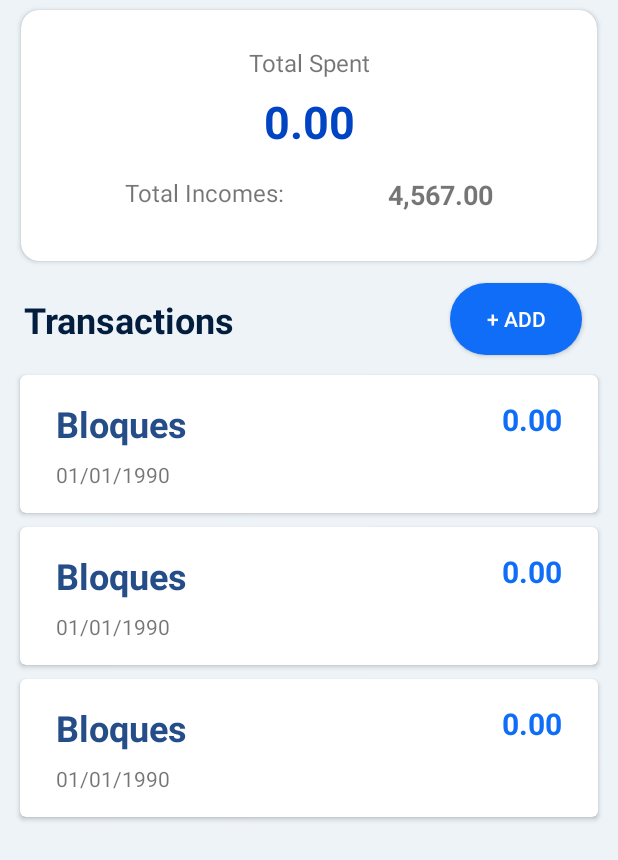
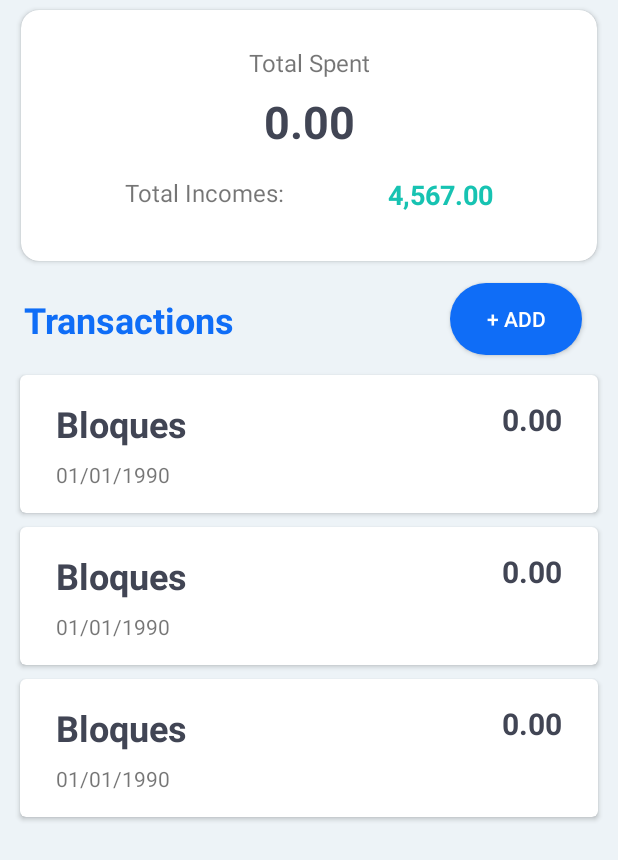
Before and after one commit to yimyDavid/ProjectManager, an Android app: the layout content_project_transactions.xml on its own in the app's theme, with its tools: preview values and no code run, on a phone screen of 412 x 824 dp. Shown: the top 860 px of the screen. Run offline under Robolectric (Android 15) with nearby library versions, the light colour scheme and no system bars.

Commit message:
Changed colors and added no trans text

```diff
--- a/app/src/main/res/layout/content_project_transactions.xml
+++ b/app/src/main/res/layout/content_project_transactions.xml
@@ -44,7 +44,7 @@
                 android:layout_height="wrap_content"
                 android:layout_marginTop="8dp"
                 android:text="@string/tv_amount"
-                android:textColor="@color/colorPrimaryDark"
+                android:textColor="@color/transaction_text"
                 android:textSize="30sp"
                 android:textStyle="bold"
                 app:layout_constraintEnd_toEndOf="parent"
@@ -68,6 +68,7 @@
                 android:layout_height="wrap_content"
                 android:layout_marginTop="16dp"
                 android:text="@string/tv_total_incomes"
+                android:textColor="@color/income_color"
                 android:textSize="18sp"
                 android:textStyle="bold"
                 app:layout_constraintEnd_toEndOf="parent"
@@ -82,10 +83,9 @@
         android:layout_width="wrap_content"
         android:layout_height="wrap_content"
         android:layout_marginStart="16dp"
-        android:layout_marginLeft="16dp"
         android:layout_marginTop="16dp"
         android:text="@string/lbl_transactions"
-        android:textColor="@color/project_title"
+        android:textColor="@color/colorPrimary"
         android:textSize="24sp"
         android:textStyle="bold"
         app:layout_constraintStart_toStartOf="parent"
@@ -97,7 +97,6 @@
         android:layout_height="wrap_content"
         android:layout_marginTop="8dp"
         android:layout_marginEnd="24dp"
-        android:layout_marginRight="24dp"
         android:background="@drawable/rectangle"
         android:paddingLeft="24dp"
         android:paddingRight="24dp"
@@ -105,6 +104,17 @@
         android:textColor="@android:color/background_light"
         app:layout_constraintEnd_toEndOf="parent"
         app:layout_constraintTop_toBottomOf="@+id/cvSummary" />
+
+    <TextView
+        android:id="@+id/tvNoTrans"
+        android:layout_width="wrap_content"
+        android:layout_height="wrap_content"
+        android:layout_marginTop="64dp"
+        android:text="@string/no_transactions"
+        android:textSize="24sp"
+        app:layout_constraintEnd_toEndOf="parent"
+        app:layout_constraintStart_toStartOf="parent"
+        app:layout_constraintTop_toBottomOf="@+id/textView12" />
 
     <androidx.constraintlayout.widget.ConstraintLayout
         android:layout_width="match_parent"
@@ -121,7 +131,6 @@
             app:layout_constraintBottom_toBottomOf="parent"
             app:layout_constraintEnd_toEndOf="parent"
             app:layout_constraintStart_toStartOf="parent"
-            app:layout_constraintTop_toTopOf="parent"
             tools:listitem="@layout/transaction_list" />
     </androidx.constraintlayout.widget.ConstraintLayout>
 
--- a/app/src/main/res/layout/item_project_list.xml
+++ b/app/src/main/res/layout/item_project_list.xml
@@ -72,6 +72,7 @@
                 android:text="34.432.00"
                 android:textColor="@color/colorPrimary"
                 android:textSize="24sp"
+                android:textStyle="bold"
                 app:layout_constraintEnd_toEndOf="parent"
                 app:layout_constraintStart_toStartOf="parent"
                 app:layout_constraintTop_toBottomOf="@+id/lbl_balance" />
@@ -120,7 +121,7 @@
                 android:layout_marginBottom="16dp"
                 android:text="@string/lbl_expenses"
                 android:textAppearance="@style/TextAppearance.AppCompat.Medium"
-                android:textColor="@color/expense_color"
+                android:textColor="@color/transaction_text"
                 android:textStyle="bold"
                 app:layout_constraintBottom_toBottomOf="parent"
                 app:layout_constraintEnd_toEndOf="@+id/lbl_income2"
--- a/app/src/main/res/layout/transaction_list.xml
+++ b/app/src/main/res/layout/transaction_list.xml
@@ -53,9 +53,8 @@
                 android:layout_height="wrap_content"
                 android:layout_marginTop="16dp"
                 android:layout_marginEnd="24dp"
-                android:layout_marginRight="24dp"
                 android:text="@string/lbl_trans_amount"
-                android:textColor="@color/colorPrimary"
+                android:textColor="@color/transaction_text"
                 android:textSize="20sp"
                 android:textStyle="bold"
                 app:layout_constraintEnd_toEndOf="parent"
--- a/app/src/main/res/values/colors.xml
+++ b/app/src/main/res/values/colors.xml
@@ -10,5 +10,5 @@
     <color name="darker_color">#227C9D</color>
     <color name="project_title">#021D3D</color>
     <color name="done_status">#CAF4AE</color>
-    <color name="transaction_text">#254E89</color>
+    <color name="transaction_text">#414554</color>
 </resources>
--- a/app/src/main/res/values/strings.xml
+++ b/app/src/main/res/values/strings.xml
@@ -46,4 +46,5 @@
     <string name="lbl_trans_date">01/01/1990</string>
     <string name="lbl_trans_amount">0.00</string>
     <string name="proj_trans_acitivity">Project:</string>
+    <string name="no_transactions">No Transactions</string>
 </resources>
```
